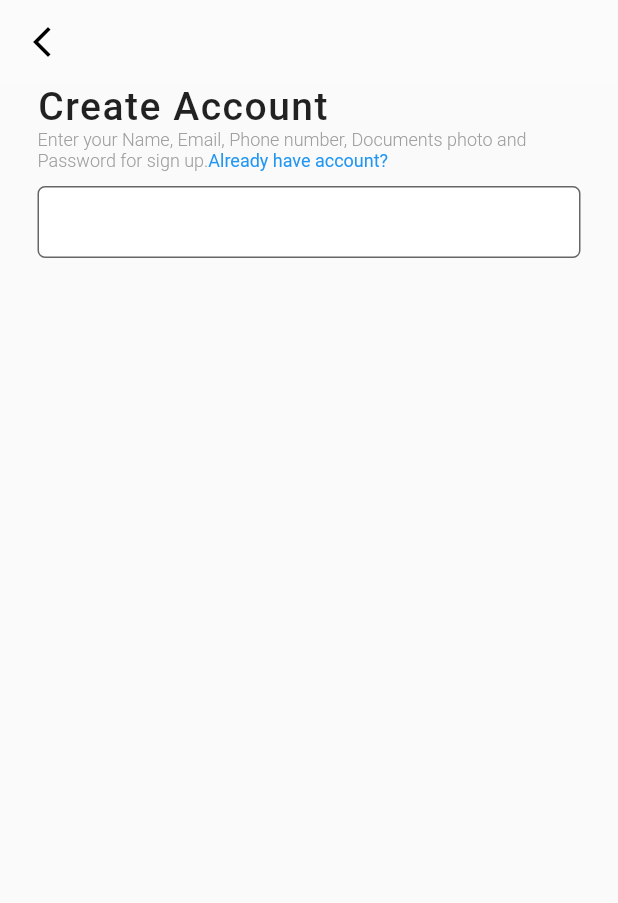
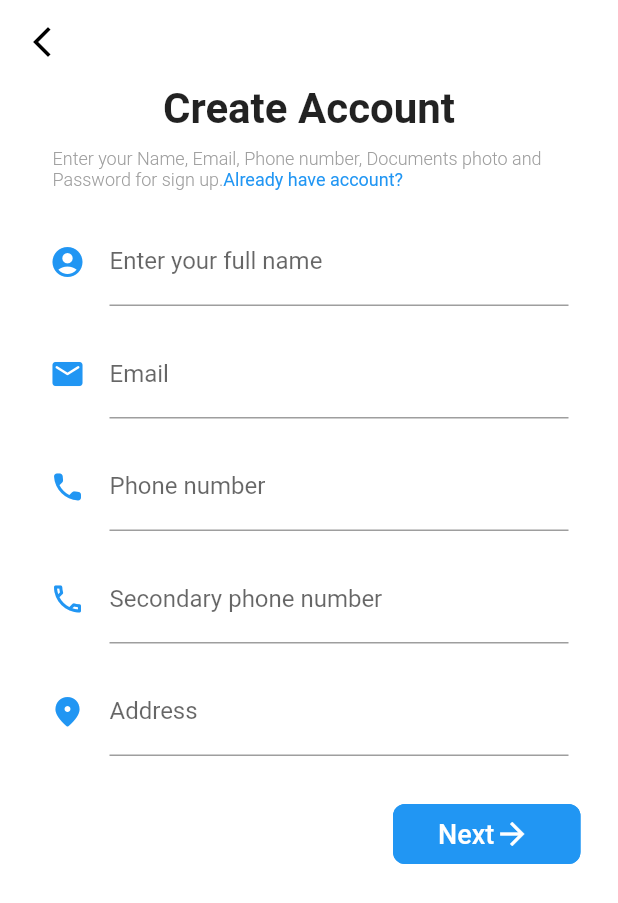
Before and after one commit to college-related/cabavenue_drive, a Flutter app: the screen it shows after launch, after a tap on "Signup", on a phone screen of 412 x 824 dp. Shown: the top 903 px of the screen. Run offline on Flutter 3.47's test engine with Material 2 defaults, Android fonts, the phone set to English and light mode, and no system bars.

Commit message:
[WIP] : add auth screen

```diff
--- a/lib/main.dart
+++ b/lib/main.dart
@@ -1,5 +1,5 @@
+import 'package:cabavenue_drive/pages/auth.dart';
 import 'package:cabavenue_drive/pages/home.dart';
-import 'package:cabavenue_drive/pages/signup_login.dart';
 import 'package:flutter/material.dart';
 
 void main(){
@@ -19,7 +19,7 @@ class MyApp extends StatelessWidget {
       debugShowCheckedModeBanner: false,
       routes: {
         '/':(context) => const MyHomePage(),
-        '/signup-login':(context) => const SignupLogin(),
+        '/auth':(context) => const AuthClass(),
         // '/profile':(context) => ProfilePage(),
       },
     );
--- /dev/null
+++ b/lib/pages/auth.dart
@@ -0,0 +1,370 @@
+// ignore_for_file: unnecessary_const
+
+import 'package:flutter/gestures.dart';
+import 'package:flutter/material.dart';
+
+class AuthClass extends StatefulWidget {
+  const AuthClass({Key? key}) : super(key: key);
+
+  @override
+  State<AuthClass> createState() => _AuthClassState();
+}
+
+class _AuthClassState extends State<AuthClass> {
+  bool isSignup = true;
+  callback(){
+    setState(() {
+      isSignup = !isSignup;
+    });
+  }
+
+  @override
+  Widget build(BuildContext context) {
+    return isSignup? SignupScreen(callback: callback,):const LoginScreen();
+  }
+}
+
+// --------------------------Signup Page----------------------------
+class SignupScreen extends StatefulWidget {
+  const SignupScreen( {Key? key, required this.callback}) : super(key: key);
+  final Function callback;
+
+  @override
+  State<SignupScreen> createState() => _SignupScreenState();
+}
+
+class _SignupScreenState extends State<SignupScreen> {
+  bool isFirstScreen = true;
+
+  @override
+  Widget build(BuildContext context) {
+    return Scaffold(
+      backgroundColor: Colors.white,
+      appBar: AppBar(
+        backgroundColor: Colors.white,
+        elevation: 0,
+        leading: IconButton(
+          onPressed: (){
+            Navigator.pop(context);
+          },
+          icon: const Icon(Icons.arrow_back_ios_new), color: Colors.black,),
+      ),
+      body: SingleChildScrollView(
+        child: Container(
+          margin:const EdgeInsets.symmetric( horizontal: 25),
+          child: Column(
+            crossAxisAlignment: CrossAxisAlignment.center,
+            children: [
+              const Text('Create Account', style: TextStyle(fontSize: 28, fontWeight: FontWeight.w600),),
+              Container(
+                margin: const EdgeInsets.all(10),
+                child: RichText(
+                  text:  TextSpan(
+                    children: [
+                      const TextSpan(text: 'Enter your Name, Email, Phone number, Documents photo and Password for sign up.', style: TextStyle(fontSize: 12, fontWeight: FontWeight.w300,color: Colors.grey)),
+                      TextSpan(text: 'Already have account?',
+                      style: const TextStyle(fontSize: 12, fontWeight: FontWeight.w400,color: Colors.blue),
+                      recognizer: TapGestureRecognizer()
+                        ..onTap = () {
+                          widget.callback();
+                        }
+                      ),
+                    ]
+                  ),
+                ),
+              ),
+              isFirstScreen?const FirstPage():const SecondScreen(),
+              Container(
+                margin: const EdgeInsets.symmetric(vertical: 20),
+                child: Align(
+                  alignment: Alignment.bottomRight,
+                  child: SizedBox(
+                    width: 125,
+                    child: OutlinedButton(
+                      style: OutlinedButton.styleFrom(
+                        primary: Colors.white,
+                        backgroundColor: Colors.blue,
+                        shape:const RoundedRectangleBorder(borderRadius: BorderRadius.all(Radius.circular(8))),
+                        side: const BorderSide(color: Colors.blue),
+                        padding: const EdgeInsets.symmetric(vertical: 8,horizontal: 30),
+                      ),
+                      onPressed: (){
+                        setState((){
+                          isFirstScreen = !isFirstScreen;
+                        });
+                      },
+                      child: Row(
+                        children:const [
+                          Text('Next',style: TextStyle(fontSize: 18),),
+                          Icon(Icons.arrow_forward, color: Colors.white,),
+                        ],
+                      ),
+                    ),
+                  ),
+                ),
+              ),
+            ],
+          ),
+        ),
+      ),
+    );
+  }
+}
+
+class FirstPage extends StatefulWidget {
+  const FirstPage({
+    Key? key,
+  }) : super(key: key);
+
+  @override
+  State<FirstPage> createState() => _FirstPageState();
+}
+
+class _FirstPageState extends State<FirstPage> {
+  @override
+  Widget build(BuildContext context) {
+    return Column(
+      children: [
+        Padding(
+          padding: const EdgeInsets.all(8.0),
+          child: TextFormField(
+            decoration: const InputDecoration(
+              border: UnderlineInputBorder(),
+              icon: Icon(Icons.account_circle_rounded, color: Colors.blue,),
+              labelText: 'Enter your full name',
+            ),
+          ),
+        ),
+        Padding(
+          padding: const EdgeInsets.all(8.0),
+          child: TextFormField(
+            decoration: const InputDecoration(
+              border: UnderlineInputBorder(),
+              icon: Icon(Icons.email_rounded, color: Colors.blue,),
+              labelText: 'Email',
+            ),
+          ),
+        ),
+        Padding(
+          padding: const EdgeInsets.all(8),
+          child: TextFormField(
+            decoration: const InputDecoration(
+              border: UnderlineInputBorder(),
+              labelText: 'Phone number',
+              icon: Icon(Icons.call_rounded, color: Colors.blue,),
+            ),
+          ),
+        ),
+        Padding(
+          padding: const EdgeInsets.all(8.0),
+          child: TextFormField(
+            decoration: const InputDecoration(
+              border: UnderlineInputBorder(),
+              icon: Icon(Icons.call_outlined, color: Colors.blue,),
+              labelText: 'Secondary phone number',
+            ),
+          ),
+        ),
+        Padding(
+          padding: const EdgeInsets.all(8.0),
+          child: TextFormField(
+            decoration: const InputDecoration(
+              border: UnderlineInputBorder(),
+              icon: Icon(Icons.location_on_rounded, color: Colors.blue,),
+              labelText: 'Address',
+            ),
+          ),
+        ),
+      ],
+    );
+  }
+}
+
+class SecondScreen extends StatelessWidget {
+  const SecondScreen({Key? key}) : super(key: key);
+
+  @override
+  Widget build(BuildContext context) {
+    return
+      Container(
+        margin:const EdgeInsets.symmetric( horizontal: 25),
+        child: Column(
+          crossAxisAlignment: CrossAxisAlignment.center,
+          children: [
+
+            Column(
+              children: [
+                Padding(
+                  padding: const EdgeInsets.all(8.0),
+                  child: TextFormField(
+                    decoration: const InputDecoration(
+                      border: UnderlineInputBorder(),
+                      icon: Icon(Icons.lock_rounded, color: Colors.blue,),
+                      labelText: 'Enter password',
+                    ),
+                  ),
+                ),
+                Padding(
+                  padding: const EdgeInsets.all(8.0),
+                  child: TextFormField(
+                    decoration: const InputDecoration(
+                      border: UnderlineInputBorder(),
+                      icon: Icon(Icons.lock_outline, color: Colors.blue,),
+                      labelText: 'Confirm password',
+                    ),
+                  ),
+                ),
+
+              ],
+            )
+          ],
+        ),
+      );
+  }
+}
+
+class LoginScreen extends StatefulWidget {
+  const LoginScreen({Key? key}) : super(key: key);
+
+  @override
+  State<LoginScreen> createState() => _LoginScreenState();
+}
+
+class _LoginScreenState extends State<LoginScreen> {
+  @override
+  Widget build(BuildContext context) {
+    return Scaffold(
+      backgroundColor: Colors.white,
+      appBar: AppBar(
+        backgroundColor: Colors.white,
+        elevation: 0,
+        leading: IconButton(
+          onPressed: (){
+            Navigator.pop(context);
+          },
+          icon: const Icon(Icons.arrow_back_ios_new), color: Colors.black,),
+      ),
+      body: SingleChildScrollView(
+        child: Container(
+          margin:const EdgeInsets.symmetric( horizontal: 25),
+          child: Column(
+            crossAxisAlignment: CrossAxisAlignment.center,
+            children: [
+              const Text('Login', style: TextStyle(fontSize: 28, fontWeight: FontWeight.w600),),
+              Container(
+                margin: const EdgeInsets.all(10),
+                child: RichText(
+                  text: const TextSpan(
+                    children: [
+                      TextSpan(text: 'Enter your Name, Email, Phone number, Documents photo and Password for sign up.', style: TextStyle(fontSize: 12, fontWeight: FontWeight.w300,color: Colors.grey)),
+                      TextSpan(text: 'Already have account?', style: TextStyle(fontSize: 12, fontWeight: FontWeight.w400,color: Colors.blue)),
+                    ]
+                  ),
+                ),
+              ),
+              Column(
+                children: [
+                  Padding(
+                    padding: const EdgeInsets.all(8.0),
+                    child: TextFormField(
+                      decoration: const InputDecoration(
+                        border: UnderlineInputBorder(),
+                        icon: Icon(Icons.account_circle_rounded, color: Colors.blue,),
+                        labelText: 'Enter your full name',
+                      ),
+                    ),
+                  ),
+                  Padding(
+                    padding: const EdgeInsets.all(8.0),
+                    child: TextFormField(
+                      decoration: const InputDecoration(
+                        border: UnderlineInputBorder(),
+                        icon: Icon(Icons.email_rounded, color: Colors.blue,),
+                        labelText: 'Email',
+                      ),
+                    ),
+                  ),
+                  Padding(
+                    padding: const EdgeInsets.all(8),
+                    child: TextFormField(
+                      decoration: const InputDecoration(
+                        border: UnderlineInputBorder(),
+                        labelText: 'Phone number',
+                        icon: Icon(Icons.call_rounded, color: Colors.blue,),
+                      ),
+                    ),
+                  ),
+                  Padding(
+                    padding: const EdgeInsets.all(8.0),
+                    child: TextFormField(
+                      decoration: const InputDecoration(
+                        border: UnderlineInputBorder(),
+                        icon: Icon(Icons.call_outlined, color: Colors.blue,),
+                        labelText: 'Secondary phone number',
+                      ),
+                    ),
+                  ),
+                  Padding(
+                    padding: const EdgeInsets.all(8.0),
+                    child: TextFormField(
+                      decoration: const InputDecoration(
+                        border: UnderlineInputBorder(),
+                        icon: Icon(Icons.location_on_rounded, color: Colors.blue,),
+                        labelText: 'Address',
+                      ),
+                    ),
+                  ),
+                  // Padding(
+                  //   padding: const EdgeInsets.all(8.0),
+                  //   child: TextFormField(
+                  //     decoration: const InputDecoration(
+                  //       border: UnderlineInputBorder(),
+                  //       icon: Icon(Icons.lock_rounded, color: Colors.blue,),
+                  //       labelText: 'Enter password',
+                  //     ),
+                  //   ),
+                  // ),
+                  // Padding(
+                  //   padding: const EdgeInsets.all(8.0),
+                  //   child: TextFormField(
+                  //     decoration: const InputDecoration(
+                  //       border: UnderlineInputBorder(),
+                  //       icon: Icon(Icons.lock_outline, color: Colors.blue,),
+                  //       labelText: 'Confirm password',
+                  //     ),
+                  //   ),
+                  // ),
+                  Container(
+                    margin: const EdgeInsets.symmetric(vertical: 20),
+                    child: Align(
+                      alignment: Alignment.bottomRight,
+                      child: SizedBox(
+                        width: 125,
+                        child: OutlinedButton(
+                          style: OutlinedButton.styleFrom(
+                            primary: Colors.white,
+                            backgroundColor: Colors.blue,
+                            shape:const RoundedRectangleBorder(borderRadius: BorderRadius.all(Radius.circular(8))),
+                            side: const BorderSide(color: Colors.blue),
+                            padding: const EdgeInsets.symmetric(vertical: 8,horizontal: 30),
+                          ),
+                          onPressed: (){ },
+                          child: Row(
+                            children:const [
+                              Text('Next',style: TextStyle(fontSize: 18),),
+                              Icon(Icons.arrow_forward, color: Colors.white,),
+                            ],
+                          ),
+                        ),
+                      ),
+                    ),
+                  ),
+                ],
+              )
+            ],
+          ),
+        ),
+      ),
+    );
+  }
+}
--- a/lib/pages/home.dart
+++ b/lib/pages/home.dart
@@ -1,4 +1,4 @@
-import 'package:cabavenue_drive/pages/signup_login.dart';
+import 'package:cabavenue_drive/pages/auth.dart';
 import 'package:flutter/material.dart';
 
 class MyHomePage extends StatefulWidget {
@@ -33,7 +33,7 @@ class _MyHomePageState extends State<MyHomePage> {
                     elevation: 10,
                   ),
                   onPressed: (){
-                    Navigator.push(context, MaterialPageRoute(builder: (context) => const SignupLogin()));
+                    Navigator.of(context).pushNamed('/auth');
                   },
                   child: const Text('Signup',style: TextStyle(fontSize: 20),),),
               )
```
